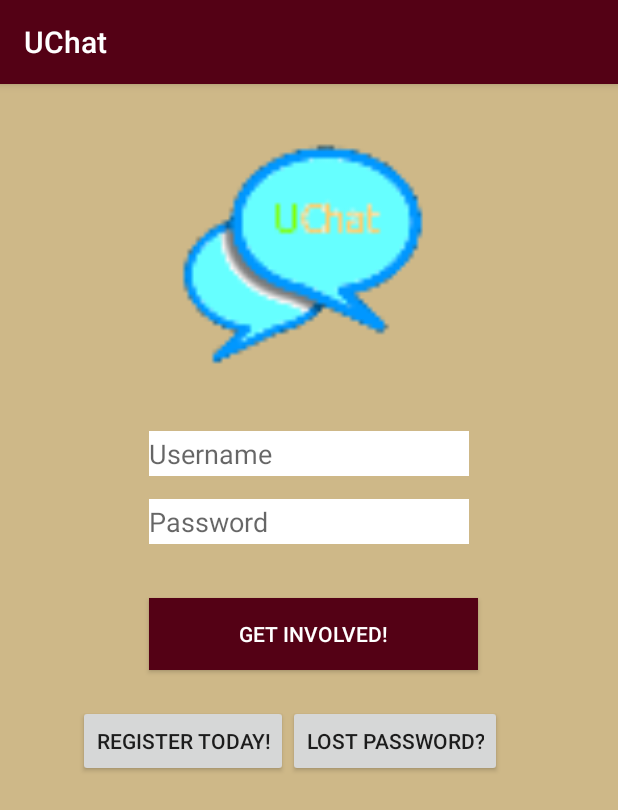
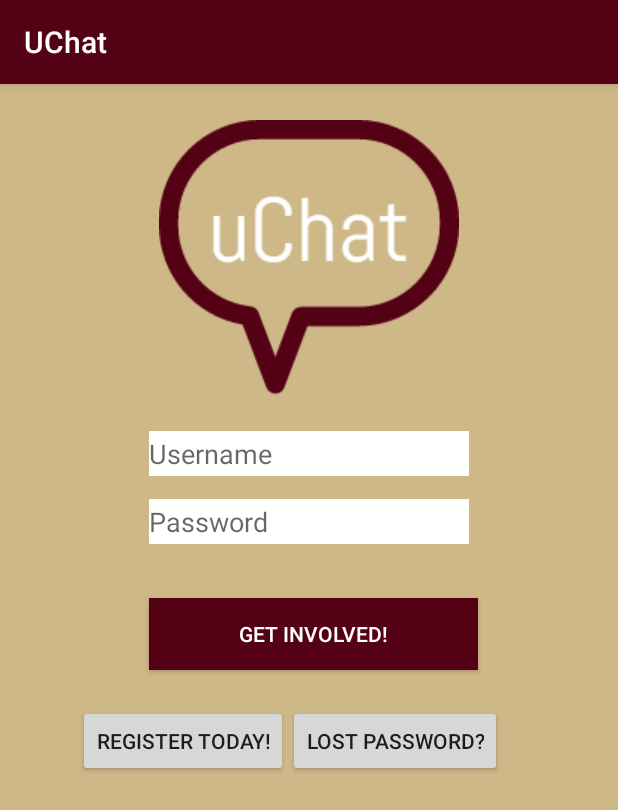
Before and after one commit to chrislogo/UChat, an Android app: the screen it shows after launch (LoginActivity), on a phone screen of 412 x 824 dp. Shown: the top 810 px of the screen. Run offline under Robolectric (Android 15) with nearby library versions, the phone set to English and light mode, and no system bars; our stand-ins replace Volley.

Commit message:
Logo & webview
updated logo and added attribute to webview allowing javascript to work

```diff
--- a/app/src/main/java/uchat/uchat/Chat.java
+++ b/app/src/main/java/uchat/uchat/Chat.java
@@ -28,8 +28,11 @@ public class Chat extends WebViewFragment
 
         // change the webView according to what is clicked
         WebView WV = getWebView();
+        WV.getSettings().setDomStorageEnabled(true);
+        WV.getSettings().setJavaScriptEnabled(true);
 
-       WV.loadUrl("http://73.42.47.33/chat-page.html");
+
+        WV.loadUrl("http://73.42.47.33/chat-page.html");
 
         // disable scroll on touch
        /* WV.setOnTouchListener(new View.OnTouchListener() {
--- a/app/src/main/java/uchat/uchat/LoginActivity.java
+++ b/app/src/main/java/uchat/uchat/LoginActivity.java
@@ -44,14 +44,13 @@ public class LoginActivity extends AppCompatActivity {
         login_password = (EditText) findViewById(R.id.password);
         reg_button = (Button) findViewById(R.id.reg_button);
         log_button = (Button) findViewById(R.id.log_button);
-        login_logo.setImageResource(R.mipmap.uchat_logo);
 
         requestQueue = Volley.newRequestQueue(getApplicationContext());
 
         reg_button.setOnClickListener(new View.OnClickListener() {
             @Override
             public void onClick(View v) {
-                startActivity(new Intent(getBaseContext(), ChatActivity.class));
+                startActivity(new Intent(getBaseContext(), CreateUser.class));
             }
         });
 
@@ -67,6 +66,7 @@ public class LoginActivity extends AppCompatActivity {
                             //check for success JSON object
                             if(jsonObject.names().get(0).equals("success")){
                                 Toast.makeText(getApplicationContext(), "" + jsonObject.getString("success"), Toast.LENGTH_LONG).show();
+                                startActivity(new Intent(getBaseContext(), ChatActivity.class));
                             }
                             else{
                                 Toast.makeText(getApplicationContext(), "" + jsonObject.get("error"), Toast.LENGTH_LONG).show();
--- a/app/src/main/res/layout/activity_login.xml
+++ b/app/src/main/res/layout/activity_login.xml
@@ -12,7 +12,7 @@
 
     <ImageView
         android:id="@+id/logo_login"
-        android:src="@drawable/uchat_logo"
+        android:src="@drawable/white_logo"
         android:layout_width="200dp"
         android:layout_height="200dp"
         android:layout_alignParentTop="true"
```
Also changed, not shown: app/src/main/res/drawable/uchat_logo.png (deleted), app/src/main/res/drawable/uchatlogo.png (added), app/src/main/res/drawable/white_logo.png (added).
